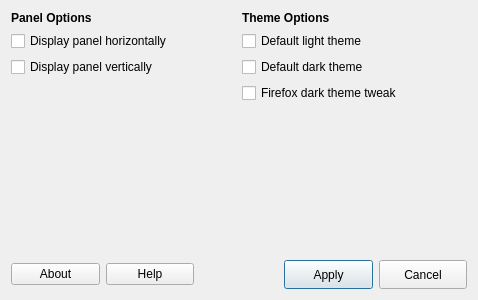
Qt form defaultlook.ui (MX-Linux/mx-defaultlook) before a commit.
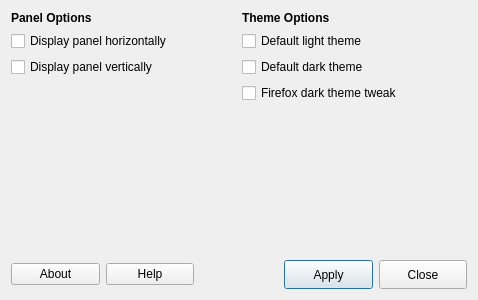
The same form after that commit. Icons and pictures are not drawn.

```diff
--- a/defaultlook.ui
+++ b/defaultlook.ui
@@ -191,7 +191,7 @@
          <string>Quit application</string>
         </property>
         <property name="text">
-         <string>Cancel</string>
+         <string>Close</string>
         </property>
         <property name="icon">
          <iconset>
```
Left out of the diff: 2 changed lines with no effect on the pictures.
